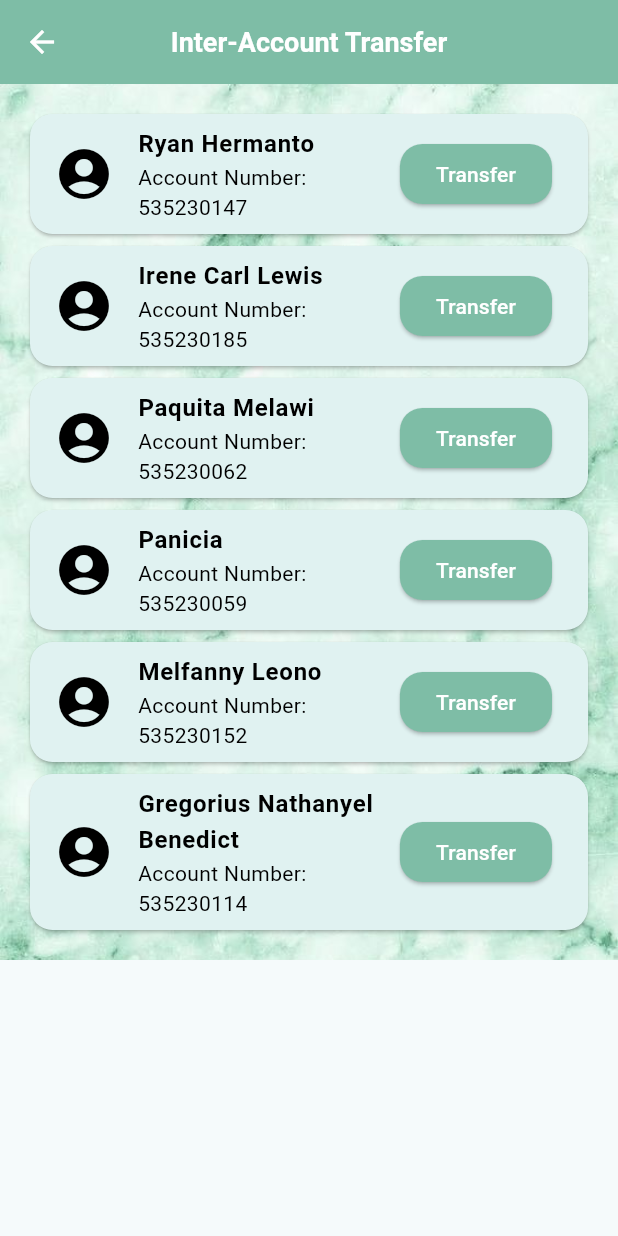
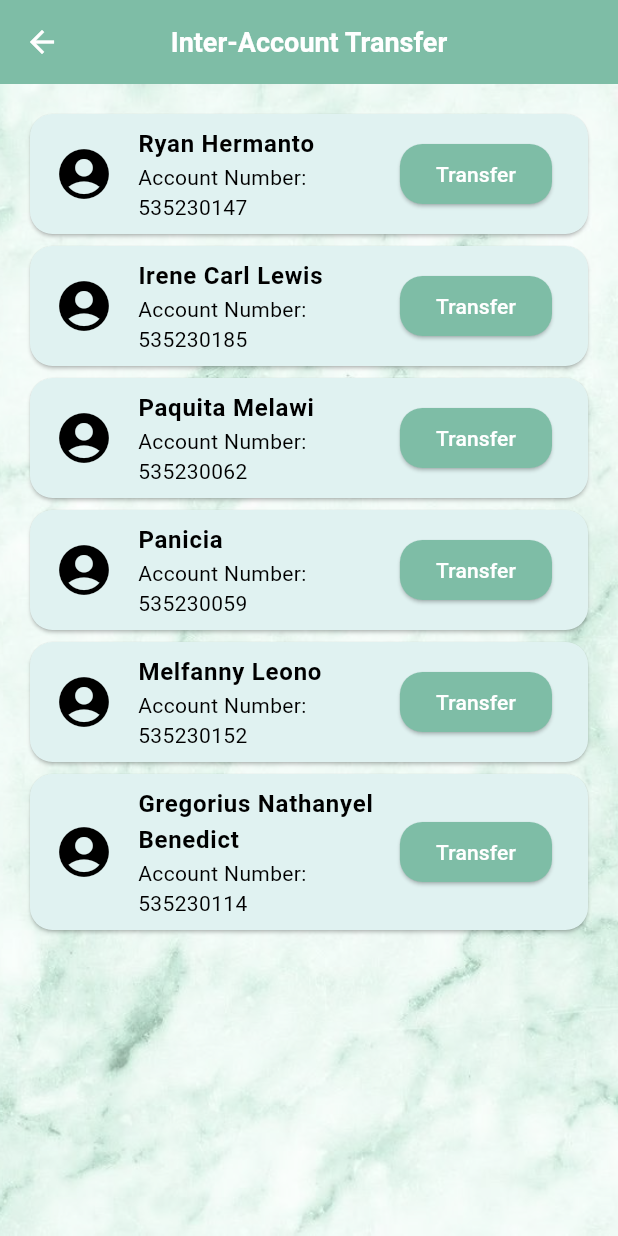
Before and after one commit to iunoz/uts_mobile_banking, a Flutter app: the InteraccounttransferScreen screen opened directly, on a phone screen of 412 x 824 dp. Run offline on Flutter 3.47's test engine with Material 3 defaults, Android fonts, the light colour scheme and no system bars; our stand-ins replace animated_splash_screen, font_awesome_flutter, image_picker, lottie, qr_flutter, shared_preferences; missing offline and left inert: qr_code_scanner; accounts and stored records are empty.

Commit message:
perbaikan bg interaccount

```diff
--- a/lib/screens/interaccounttransfer_screen.dart
+++ b/lib/screens/interaccounttransfer_screen.dart
@@ -20,16 +20,23 @@ class InteraccounttransferScreen extends StatelessWidget {
         foregroundColor: Colors.white,
         backgroundColor: const Color(0xFF7EBDA6),
       ),
-      body: Container(
-        // Tambahkan background image
+      body: Stack(
+        children: [
+          // Latar belakang gambar
+          Container(
             decoration: const BoxDecoration(
               image: DecorationImage(
-            image:
-                AssetImage('assets/images/bg.jpg'), // Path ke background image
-            fit: BoxFit.cover, // Sesuaikan gambar dengan layar
+                image: AssetImage('assets/images/bg.jpg'),
+                fit: BoxFit.cover,
               ),
             ),
-        child: SingleChildScrollView(
+            child: Stack(children: [
+              Container(
+                color: Colors.white.withOpacity(0.5),
+              ),
+            ]),
+          ),
+          SingleChildScrollView(
             // Gunakan SingleChildScrollView di sini
             padding: const EdgeInsets.all(16.0),
             child: Column(
@@ -68,6 +75,7 @@ class InteraccounttransferScreen extends StatelessWidget {
               ],
             ),
           ),
+        ],
       ),
     );
   }
@@ -107,7 +115,8 @@ class InteraccounttransferScreen extends StatelessWidget {
               ),
             );
 
-            if (result == true) {
+            // Cek jika context masih valid sebelum menggunakannya
+            if (context.mounted && result == true) {
               // Tampilkan notifikasi jika transfer berhasil
               ScaffoldMessenger.of(context).showSnackBar(
                 const SnackBar(
```
Lines whose indentation alone changed are shown as unchanged.
